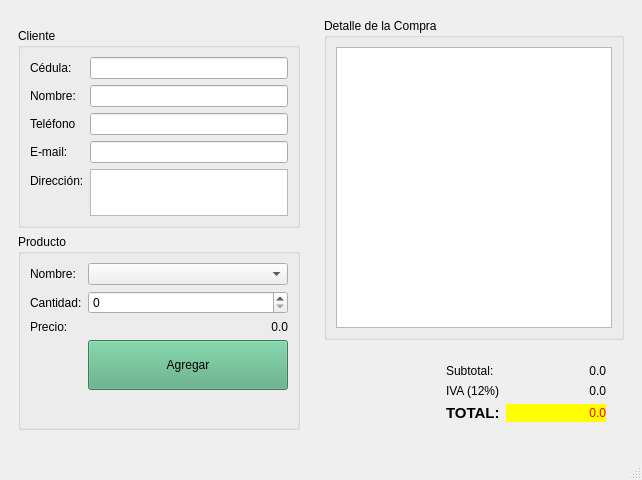
JA-Camacho/Qt-Tienda, file principal.ui: the form before one commit.
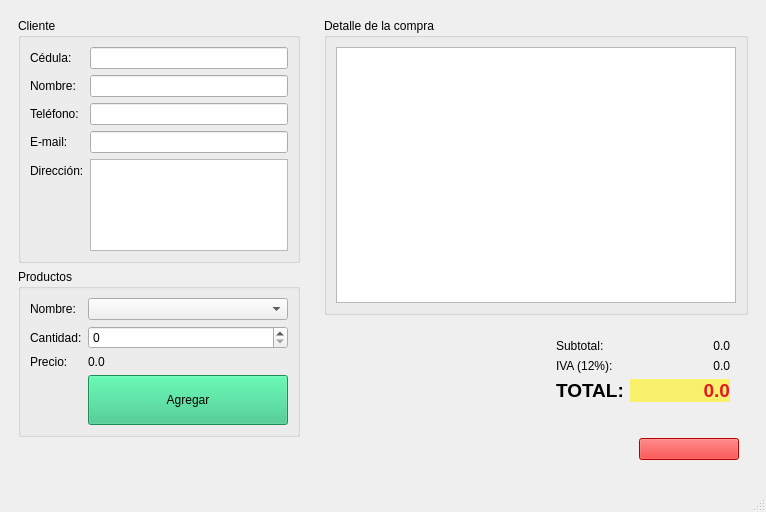
The form after the commit. Icons and pictures are not drawn.

The edit to the form file:
```diff
--- a/principal.ui
+++ b/principal.ui
@@ -6,8 +6,8 @@
    <rect>
     <x>0</x>
     <y>0</y>
-    <width>642</width>
-    <height>480</height>
+    <width>766</width>
+    <height>512</height>
    </rect>
   </property>
   <property name="windowTitle">
@@ -25,8 +25,8 @@
       </property>
       <property name="maximumSize">
        <size>
-        <width>300</width>
-        <height>420</height>
+        <width>400</width>
+        <height>16777215</height>
        </size>
       </property>
       <layout class="QVBoxLayout" name="verticalLayout">
@@ -34,8 +34,8 @@
         <widget class="QGroupBox" name="groupBox">
          <property name="maximumSize">
           <size>
-           <width>300</width>
-           <height>200</height>
+           <width>16777215</width>
+           <height>250</height>
           </size>
          </property>
          <property name="title">
@@ -65,7 +65,7 @@
           <item row="2" column="0">
            <widget class="QLabel" name="label_6">
             <property name="text">
-             <string>Teléfono</string>
+             <string>Teléfono:</string>
             </property>
            </widget>
           </item>
@@ -91,10 +91,10 @@
           </item>
           <item row="4" column="1">
            <widget class="QTextEdit" name="inDireccion">
-            <property name="maximumSize">
+            <property name="minimumSize">
              <size>
-              <width>16777215</width>
-              <height>100</height>
+              <width>60</width>
+              <height>0</height>
              </size>
             </property>
            </widget>
@@ -106,12 +106,12 @@
         <widget class="QGroupBox" name="groupBox_2">
          <property name="maximumSize">
           <size>
-           <width>300</width>
-           <height>200</height>
+           <width>16777215</width>
+           <height>180</height>
           </size>
          </property>
          <property name="title">
-          <string>Producto</string>
+          <string>Productos</string>
          </property>
          <layout class="QFormLayout" name="formLayout_3">
           <item row="0" column="0">
@@ -144,10 +144,7 @@
           <item row="2" column="1">
            <widget class="QLabel" name="outPrecio">
             <property name="text">
-             <string>&lt;html&gt;&lt;head/&gt;&lt;body&gt;&lt;p align=&quot;right&quot;&gt;0.0&lt;/p&gt;&lt;/body&gt;&lt;/html&gt;</string>
-            </property>
-            <property name="alignment">
-             <set>Qt::AlignLeading|Qt::AlignLeft|Qt::AlignVCenter</set>
+             <string>0.0</string>
             </property>
            </widget>
           </item>
@@ -160,7 +157,7 @@
              </size>
             </property>
             <property name="styleSheet">
-             <string notr="true">background-color: rgb(85, 170, 127);</string>
+             <string notr="true">background-color: rgb(46, 194, 126);</string>
             </property>
             <property name="text">
              <string>Agregar</string>
@@ -170,6 +167,19 @@
          </layout>
         </widget>
        </item>
+       <item>
+        <spacer name="verticalSpacer_3">
+         <property name="orientation">
+          <enum>Qt::Vertical</enum>
+         </property>
+         <property name="sizeHint" stdset="0">
+          <size>
+           <width>20</width>
+           <height>40</height>
+          </size>
+         </property>
+        </spacer>
+       </item>
       </layout>
      </widget>
     </item>
@@ -178,18 +188,19 @@
       <layout class="QVBoxLayout" name="verticalLayout_2">
        <item>
         <widget class="QGroupBox" name="groupBox_3">
-         <property name="minimumSize">
-          <size>
-           <width>300</width>
-           <height>300</height>
-          </size>
-         </property>
          <property name="title">
-          <string>Detalle de la Compra</string>
+          <string>Detalle de la compra</string>
          </property>
          <layout class="QHBoxLayout" name="horizontalLayout_3">
           <item>
-           <widget class="QTableWidget" name="outDetalle"/>
+           <widget class="QTableWidget" name="outDetalle">
+            <property name="minimumSize">
+             <size>
+              <width>400</width>
+              <height>0</height>
+             </size>
+            </property>
+           </widget>
           </item>
          </layout>
         </widget>
@@ -204,14 +215,14 @@
             </property>
             <property name="sizeHint" stdset="0">
              <size>
-              <width>40</width>
+              <width>7</width>
               <height>20</height>
              </size>
             </property>
            </spacer>
           </item>
           <item>
-           <widget class="QWidget" name="widget_5" native="true">
+           <widget class="QWidget" name="widget_4" native="true">
             <layout class="QFormLayout" name="formLayout">
              <item row="0" column="0">
               <widget class="QLabel" name="label">
@@ -228,6 +239,9 @@
                  <height>0</height>
                 </size>
                </property>
+               <property name="layoutDirection">
+                <enum>Qt::LeftToRight</enum>
+               </property>
                <property name="text">
                 <string>0.0</string>
                </property>
@@ -239,7 +253,7 @@
              <item row="1" column="0">
               <widget class="QLabel" name="label_2">
                <property name="text">
-                <string>IVA (12%)</string>
+                <string>IVA (12%):</string>
                </property>
               </widget>
              </item>
@@ -251,6 +265,9 @@
                  <height>0</height>
                 </size>
                </property>
+               <property name="layoutDirection">
+                <enum>Qt::LeftToRight</enum>
+               </property>
                <property name="text">
                 <string>0.0</string>
                </property>
@@ -261,8 +278,15 @@
              </item>
              <item row="2" column="0">
               <widget class="QLabel" name="label_3">
+               <property name="font">
+                <font>
+                 <pointsize>14</pointsize>
+                 <weight>75</weight>
+                 <bold>true</bold>
+                </font>
+               </property>
                <property name="text">
-                <string>&lt;html&gt;&lt;head/&gt;&lt;body&gt;&lt;p&gt;&lt;span style=&quot; font-size:11pt; font-weight:600;&quot;&gt;TOTAL:&lt;/span&gt;&lt;/p&gt;&lt;/body&gt;&lt;/html&gt;</string>
+                <string>TOTAL:</string>
                </property>
               </widget>
              </item>
@@ -274,9 +298,19 @@
                  <height>0</height>
                 </size>
                </property>
+               <property name="font">
+                <font>
+                 <pointsize>14</pointsize>
+                 <weight>75</weight>
+                 <bold>true</bold>
+                </font>
+               </property>
+               <property name="layoutDirection">
+                <enum>Qt::LeftToRight</enum>
+               </property>
                <property name="styleSheet">
-                <string notr="true">background-color: rgb(255, 255, 0);
-color: rgb(255, 0, 0);</string>
+                <string notr="true">background-color: rgb(249, 240, 107);
+color: rgb(224, 27, 36);</string>
                </property>
                <property name="text">
                 <string>0.0</string>
@@ -292,6 +326,55 @@
          </layout>
         </widget>
        </item>
+       <item>
+        <widget class="QWidget" name="widget_5" native="true">
+         <layout class="QHBoxLayout" name="horizontalLayout_4">
+          <item>
+           <widget class="QLabel" name="outAdvertencia">
+            <property name="styleSheet">
+             <string notr="true"/>
+            </property>
+            <property name="text">
+             <string>&lt;html&gt;&lt;head/&gt;&lt;body&gt;&lt;p&gt;&lt;br/&gt;&lt;/p&gt;&lt;/body&gt;&lt;/html&gt;</string>
+            </property>
+           </widget>
+          </item>
+          <item>
+           <spacer name="horizontalSpacer_2">
+            <property name="orientation">
+             <enum>Qt::Horizontal</enum>
+            </property>
+            <property name="sizeHint" stdset="0">
+             <size>
+              <width>40</width>
+              <height>20</height>
+             </size>
+            </property>
+           </spacer>
+          </item>
+          <item>
+           <widget class="QPushButton" name="cmdCompra">
+            <property name="minimumSize">
+             <size>
+              <width>100</width>
+              <height>20</height>
+             </size>
+            </property>
+            <property name="styleSheet">
+             <string notr="true">background-color: rgb(255, 0, 0);</string>
+            </property>
+            <property name="text">
+             <string/>
+            </property>
+            <property name="icon">
+             <iconset resource="Recursos.qrc">
+              <normaloff>:/imagenes/Recursos/carrito-de-compras.png</normaloff>:/imagenes/Recursos/carrito-de-compras.png</iconset>
+            </property>
+           </widget>
+          </item>
+         </layout>
+        </widget>
+       </item>
       </layout>
      </widget>
     </item>
```
Left out of the diff: 12 changed lines with no effect on the pictures.
